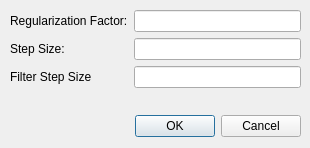
First picture: the form in calibratordialog.ui, repository pgebhardt/eitViewer, before the edit.
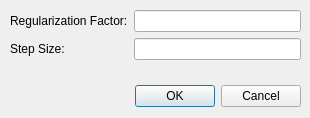
Second picture: the form after the edit.

The edit to the form file:
```diff
--- a/calibratordialog.ui
+++ b/calibratordialog.ui
@@ -7,7 +7,7 @@
     <x>0</x>
     <y>0</y>
     <width>310</width>
-    <height>148</height>
+    <height>118</height>
    </rect>
   </property>
   <property name="sizePolicy">
@@ -29,7 +29,7 @@
    <property name="geometry">
     <rect>
      <x>100</x>
-     <y>110</y>
+     <y>80</y>
      <width>201</width>
      <height>32</height>
     </rect>
@@ -47,10 +47,13 @@
      <x>10</x>
      <y>10</y>
      <width>291</width>
-     <height>91</height>
+     <height>61</height>
     </rect>
    </property>
    <layout class="QFormLayout" name="formLayout">
+    <property name="fieldGrowthPolicy">
+     <enum>QFormLayout::AllNonFixedFieldsGrow</enum>
+    </property>
     <item row="0" column="0">
      <widget class="QLabel" name="label">
       <property name="text">
@@ -58,6 +61,9 @@
       </property>
      </widget>
     </item>
+    <item row="0" column="1">
+     <widget class="QLineEdit" name="regularization_factor_box"/>
+    </item>
     <item row="1" column="0">
      <widget class="QLabel" name="label_2">
       <property name="text">
@@ -65,22 +71,9 @@
       </property>
      </widget>
     </item>
-    <item row="2" column="0">
-     <widget class="QLabel" name="label_3">
-      <property name="text">
-       <string>Filter Step Size</string>
-      </property>
-     </widget>
-    </item>
-    <item row="0" column="1">
-     <widget class="QLineEdit" name="regularization_factor_box"/>
-    </item>
     <item row="1" column="1">
      <widget class="QLineEdit" name="step_size_box"/>
     </item>
-    <item row="2" column="1">
-     <widget class="QLineEdit" name="filter_step_size_box"/>
-    </item>
    </layout>
   </widget>
  </widget>
```
